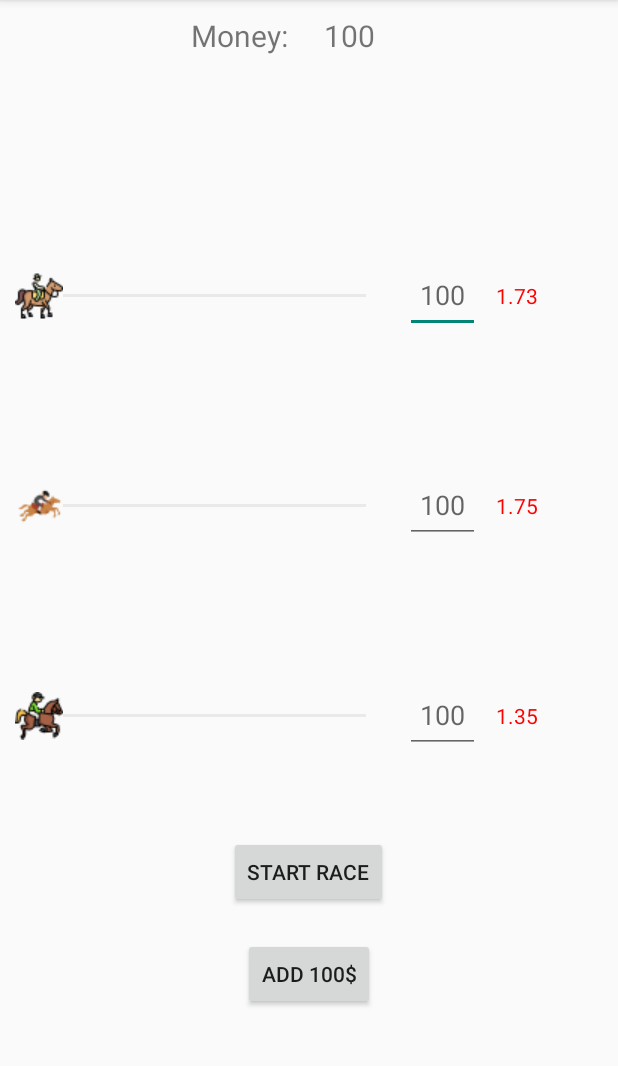
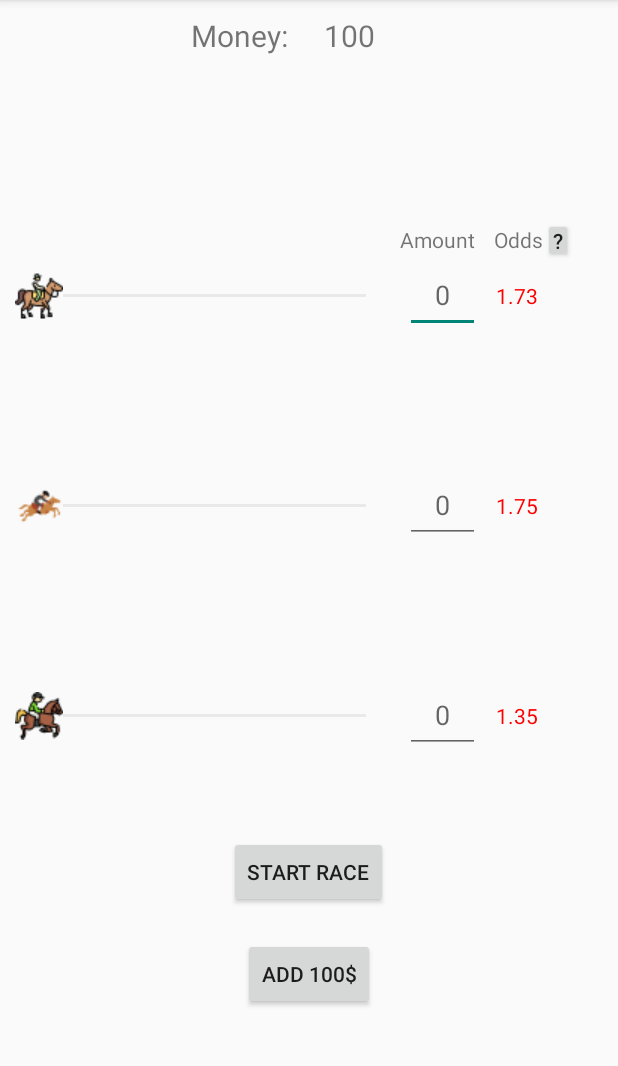
Before and after one commit to thanhnd3103/PRM392_Mini_Project, an Android app: the MainActivity screen opened directly, with no data from a screen before it, on a phone screen of 412 x 824 dp, the part 84-1150 px from its top. Run offline under Robolectric (Android 15) with nearby library versions, the phone set to English and light mode, and no system bars.

Commit message:
add column name and odds explanation

```diff
--- a/app/src/main/res/layout/activity_main.xml
+++ b/app/src/main/res/layout/activity_main.xml
@@ -34,6 +34,7 @@
             android:textSize="20dp"
             android:hint="test"
             android:padding="10dp"/>
+
     </LinearLayout>
     <TextView
         android:id="@+id/winnerTextView"
@@ -45,30 +46,61 @@
         android:layout_marginTop="20dp"
         android:layout_below="@id/money_layout"
         android:visibility="invisible" />
+
+    <TextView
+        android:id="@+id/tvAmount"
+        android:layout_width="wrap_content"
+        android:layout_height="wrap_content"
+        android:layout_alignParentEnd="true"
+        android:layout_alignParentTop="true"
+        android:layout_marginTop="150dp"
+        android:layout_marginEnd="95dp"
+        android:text="Amount" />
+    <TextView
+        android:id="@+id/tvOdds"
+        android:layout_width="wrap_content"
+        android:layout_height="wrap_content"
+        android:layout_alignParentEnd="true"
+        android:layout_alignParentTop="true"
+        android:layout_marginTop="150dp"
+        android:layout_marginEnd="50dp"
+        android:text="Odds" />
+    <androidx.appcompat.widget.AppCompatButton
+        android:layout_width="20dp"
+        android:layout_height="30dp"
+        android:layout_alignParentEnd="true"
+        android:layout_alignParentTop="true"
+        android:layout_marginTop="145dp"
+        android:layout_marginEnd="30dp"
+        android:padding="0dp"
+        android:text="?"
+        android:onClick="showOddsHelp" />
+
     <LinearLayout
         android:id="@+id/horse1_layout"
         android:layout_width="match_parent"
         android:layout_height="wrap_content"
-    android:orientation="horizontal"
+        android:layout_below="@+id/winnerTextView"
         android:layout_marginTop="20dp"
-    android:layout_below="@+id/winnerTextView">
+        android:orientation="horizontal">
 
         <SeekBar
-        android:layout_margin="10dp"
             android:id="@+id/horse1"
             android:layout_width="250dp"
             android:layout_height="100dp"
-        android:thumb="@drawable/horse"
-        android:max="100"/>
+            android:layout_margin="10dp"
+            android:max="100"
+            android:thumb="@drawable/horse" />
+
         <EditText
             android:id="@+id/horse1_check"
             android:layout_width="50dp"
             android:layout_height="50dp"
             android:layout_gravity="center_vertical"
             android:gravity="center"
-        android:hint="100"
-        android:inputType="numberDecimal"
-        />
+            android:hint="0"
+            android:inputType="numberDecimal" />
+
         <TextView
             android:id="@+id/horse1_rate"
             android:layout_width="50dp"
@@ -76,8 +108,8 @@
             android:layout_gravity="center_vertical"
             android:gravity="center"
             android:text="100"
-        android:textColor="#FF0000"
-        />
+            android:textColor="#FF0000" />
+
     </LinearLayout>
     <LinearLayout
         android:id="@+id/horse2_layout"
@@ -101,7 +133,7 @@
             android:layout_gravity="center_vertical"
             android:gravity="center"
             android:inputType="numberDecimal"
-            android:hint="100"
+            android:hint="0"
             />
         <TextView
             android:id="@+id/horse2_rate"
@@ -135,7 +167,7 @@
             android:layout_gravity="center_vertical"
             android:gravity="center"
             android:inputType="numberDecimal"
-            android:hint="100"
+            android:hint="0"
             />
         <TextView
             android:id="@+id/horse3_rate"
```
Also changed, not shown: app/src/main/java/com/example/minigame/MainActivity.java (+21 -0 lines), app/src/main/res/layout/popup_help_odds.xml (added, +31 -0 lines). Lines whose indentation alone changed are shown as unchanged.
